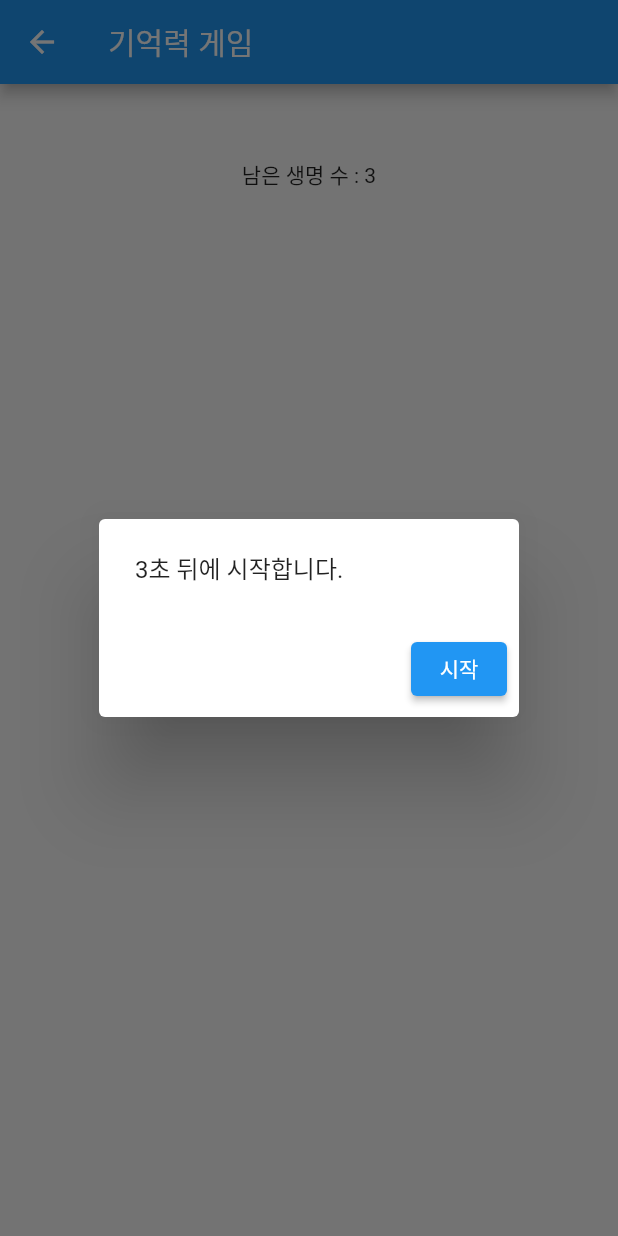
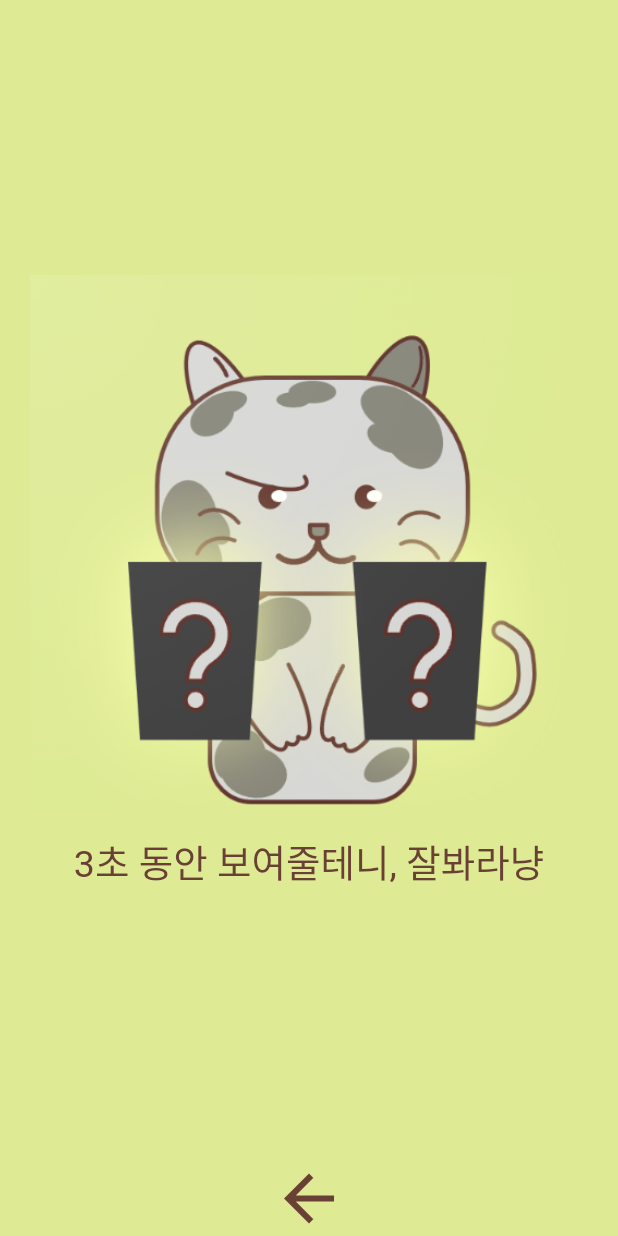
Before and after one commit to Dolphin-PC/memory_game, a Flutter app: the GameScreen screen opened directly, on a phone screen of 412 x 824 dp. Run offline on Flutter 3.47's test engine with Material 2 defaults, Android fonts, the phone set to English and light mode, and no system bars; our stand-ins replace google_fonts.

Commit message:
게임 디자인 적용중

```diff
--- a/lib/providers/game_provider.dart
+++ b/lib/providers/game_provider.dart
@@ -47,6 +47,11 @@ class GameProvider extends ChangeNotifier {
     notifyListeners();
   }
 
+  void gameOver() {
+    // isAllUnCorrect = isAllCorrect = false;
+    initCardList = pairCardList = [];
+  }
+
   void cardClick(CardModel card) {
     if (card.isCorrect || !isClickable) return;
 
@@ -93,6 +98,7 @@ class GameProvider extends ChangeNotifier {
   bool allUnCorrect() {
     if (--remainLife <= 0) {
       isAllUnCorrect = true;
+      gameOver();
       print('all un correct');
       notifyListeners();
       return true;
--- a/lib/screens/game_screen.dart
+++ b/lib/screens/game_screen.dart
@@ -1,6 +1,8 @@
 import 'package:flutter/material.dart';
 import 'package:memory_game/common/util.dart';
 import 'package:memory_game/providers/game_provider.dart';
+import 'package:memory_game/styles/color_styles.dart';
+import 'package:memory_game/styles/text_styles.dart';
 import 'package:memory_game/widgets/flip_card.dart';
 import 'package:provider/provider.dart';
 
@@ -15,34 +17,39 @@ class GameScreen extends StatefulWidget {
 
 class _GameScreenState extends State<GameScreen> {
   late GameProvider gameProvider;
+  bool isGameRunning = false;
 
   @override
   void initState() {
     super.initState();
-    Util.execAfterBinding(() {
-      gameStart();
-    });
+    // Util.execAfterBinding(() {
+    //   gameStart();
+    // });
   }
 
   gameStart() {
-    showDialog(
-      context: context,
-      barrierDismissible: false,
-      builder: (BuildContext context) {
-        return AlertDialog(
-          content: Text('3초 뒤에 시작합니다.'),
-          actions: [
-            ElevatedButton(
-              child: Text('시작'),
-              onPressed: () {
-                Navigator.of(context).pop();
     gameProvider.gameStart();
-              },
-            )
-          ],
-        );
-      },
-    );
+    // showDialog(
+    //   context: context,
+    //   barrierDismissible: false,
+    //   builder: (BuildContext context) {
+    //     return AlertDialog(
+    //       content: Text(
+    //         '3초 뒤에 시작합니다.',
+    //         style: TextStyles.plainText,
+    //       ),
+    //       actions: [
+    //         ElevatedButton(
+    //           child: Text('시작'),
+    //           onPressed: () {
+    //             Navigator.of(context).pop();
+    //             gameProvider.gameStart();
+    //           },
+    //         )
+    //       ],
+    //     );
+    //   },
+    // );
   }
 
   @override
@@ -84,17 +91,28 @@ class _GameScreenState extends State<GameScreen> {
           barrierDismissible: false,
           builder: (BuildContext context) {
             return AlertDialog(
-              content: Text('게임 오버...'),
+              backgroundColor: ColorStyles.bgPrimaryColor,
+              content: Text(
+                '남은 생명 수가 없어요...',
+                style: TextStyles.plainText,
+              ),
               actions: [
-                ElevatedButton(
-                  child: Text('나가기'),
+                OutlinedButton(
+                  style: OutlinedButton.styleFrom(backgroundColor: Colors.transparent, foregroundColor: Colors.black),
+                  child: Text(
+                    '나가기',
+                    style: TextStyles.buttonText,
+                  ),
                   onPressed: () {
                     Navigator.of(context).pop();
                     Navigator.of(context).pop();
                   },
                 ),
                 ElevatedButton(
-                  child: Text('다시 시작'),
+                  child: Text(
+                    '다시 시작',
+                    style: TextStyles.buttonText,
+                  ),
                   onPressed: () {
                     Navigator.of(context).pop();
                     gameStart();
@@ -106,20 +124,29 @@ class _GameScreenState extends State<GameScreen> {
         );
       });
     }
+
     return Scaffold(
-      appBar: AppBar(
-        title: const Text('기억력 게임'),
+      backgroundColor: ColorStyles.bgPrimaryColor,
+      body: SafeArea(
+        child: Padding(
+          padding: const EdgeInsets.symmetric(vertical: 10, horizontal: 20),
+          child: Column(
+            mainAxisAlignment: MainAxisAlignment.spaceBetween,
+            crossAxisAlignment: CrossAxisAlignment.stretch,
+            children: [
+              Visibility(
+                visible: isGameRunning,
+                child: Text(
+                  '남은 생명 수 : ${gameProvider.remainLife.toString()}',
+                  textAlign: TextAlign.center,
+                  style: TextStyles.titleText,
                 ),
-      body: Padding(
-        padding: const EdgeInsets.symmetric(vertical: 50, horizontal: 20),
-        child: Column(
-          children: [
-            Text('남은 생명 수 : ${gameProvider.remainLife.toString()}'),
-            SizedBox(
-              height: 30,
               ),
               Expanded(
+                child: isGameRunning
+                    ? Center(
                         child: GridView.builder(
+                          shrinkWrap: true,
                           itemCount: gameProvider.initCardList.length,
                           gridDelegate: const SliverGridDelegateWithFixedCrossAxisCount(
                             crossAxisCount: 4, // 1개의 행에 보여줄 item 개수
@@ -131,10 +158,41 @@ class _GameScreenState extends State<GameScreen> {
                             return FlipCard(index: index, card: gameProvider.initCardList[index]);
                           },
                         ),
+                      )
+                    : GestureDetector(
+                        child: Column(
+                          mainAxisAlignment: MainAxisAlignment.center,
+                          children: [
+                            Hero(
+                              tag: 'default_icon',
+                              child: Image.asset(
+                                'assets/images/default_icon.png',
+                                fit: BoxFit.contain,
                               ),
+                            ),
+                            Text(
+                              '3초 동안 보여줄테니, 잘봐라냥',
+                              style: TextStyles.cardText,
+                            )
                           ],
+                        ),
+                        onTap: () {},
+                      ),
+              ),
+              IconButton(
+                onPressed: () => Navigator.pop(context),
+                icon: Icon(Icons.arrow_back, color: ColorStyles.borderColor, size: 50),
+              )
+            ],
+          ),
         ),
       ),
     );
   }
+
+  @override
+  void dispose() {
+    super.dispose();
+    gameProvider.gameOver();
   }
+}
--- /dev/null
+++ b/lib/styles/color_styles.dart
@@ -0,0 +1,9 @@
+import 'package:flutter/material.dart';
+
+class ColorStyles {
+  static Color get bgPrimaryColor => const Color(0xFFDEEB94);
+  static Color get bgSecondaryColor => const Color(0xFFC6EBA0);
+  static Color get textColor => const Color(0xFFD6B7EB);
+  static Color get buttonBgColor => const Color(0xFFACE3EB);
+  static Color get borderColor => const Color(0xFF694034);
+}
--- /dev/null
+++ b/lib/styles/text_styles.dart
@@ -0,0 +1,12 @@
+import 'dart:ui';
+
+import 'package:flutter/src/painting/text_style.dart';
+import 'package:google_fonts/google_fonts.dart';
+import 'package:memory_game/styles/color_styles.dart';
+
+class TextStyles {
+  static TextStyle get titleText => GoogleFonts.nanumBrushScript(color: ColorStyles.textColor, fontSize: 50, fontWeight: FontWeight.w700);
+  static TextStyle get cardText => GoogleFonts.nanumBrushScript(color: ColorStyles.borderColor, fontSize: 25, fontWeight: FontWeight.w400);
+  static TextStyle get plainText => GoogleFonts.nanumGothic(color: ColorStyles.borderColor, fontSize: 15, fontWeight: FontWeight.w400);
+  static TextStyle get buttonText => GoogleFonts.nanumGothic(color: ColorStyles.borderColor, fontSize: 15, fontWeight: FontWeight.w400);
+}
```
Also changed, not shown: lib/screens/home_screen.dart (+35 -12 lines), lib/widgets/flip_card.dart (+7 -8 lines), pubspec.yaml (+4 -5 lines), assets/images/default_icon.png (added), pubspec.lock, 7 other files. Lines whose indentation alone changed are shown as unchanged.
